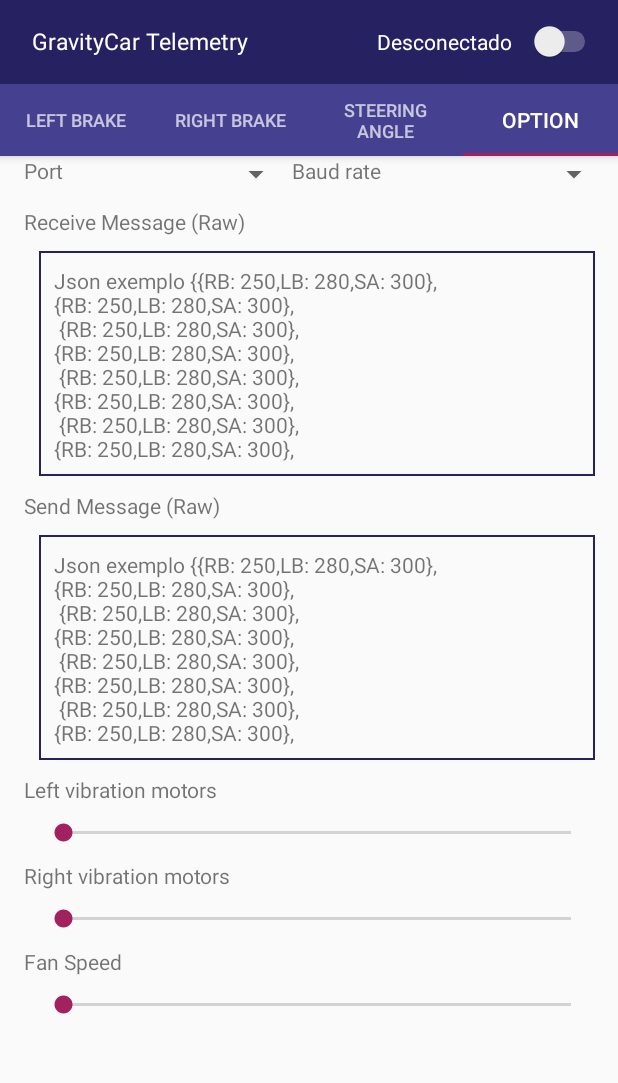
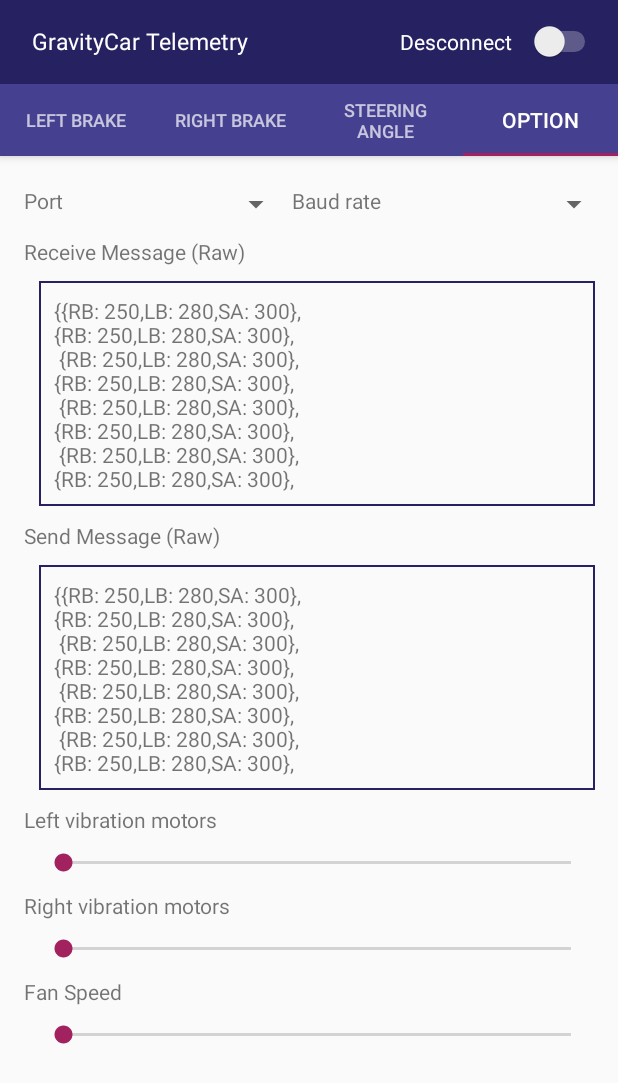
Before and after one commit to MaiaraM/gravity-car-vr-android, an Android app: the screen it shows after launch (MainActivity), tab 4 chosen, on a phone screen of 412 x 824 dp. Shown: the top 1083 px of the screen. Run offline under Robolectric (Android 15) with nearby library versions, the phone set to English and light mode, and no system bars; our stand-ins replace ButterKnife; libraries missing offline, so code that uses them is left out: com.jjoe64.graphview; 4 statements that could not run were skipped.

Commit message:
connect/desconnet

```diff
--- a/app/src/main/java/br/com/galaxyware/androidcar/MainActivity.java
+++ b/app/src/main/java/br/com/galaxyware/androidcar/MainActivity.java
@@ -84,10 +84,10 @@ public class MainActivity extends AppCompatActivity implements CompoundButton.On
     public void onCheckedChanged(CompoundButton buttonView, boolean isChecked) {
 
         if(isChecked){
-            textPower.setText("Conectado");
+            textPower.setText("Connect");
             Toast.makeText(MainActivity.this, "ON", Toast.LENGTH_SHORT).show();
         }else{
-            textPower.setText("Desconectado");
+            textPower.setText("Desconnect");
             Toast.makeText(MainActivity.this, "OFF", Toast.LENGTH_SHORT).show();
         }
 
--- a/app/src/main/res/layout/fragment_messages.xml
+++ b/app/src/main/res/layout/fragment_messages.xml
@@ -5,7 +5,7 @@
     android:layout_height="match_parent"
     tools:context=".Messages"
     android:paddingStart="16dp"
-    android:layout_marginTop="10dp"
+    android:paddingTop="20dp"
     android:paddingEnd="5dp">
 
     <ScrollView
--- a/app/src/main/res/layout/menu_switch.xml
+++ b/app/src/main/res/layout/menu_switch.xml
@@ -4,8 +4,7 @@
     xmlns:tools="http://schemas.android.com/tools"
     android:layout_width="match_parent"
     android:layout_height="wrap_content"
-    android:orientation="horizontal"
-   >
+    android:orientation="horizontal" >
 
     <TextView
         android:layout_width="wrap_content"
@@ -32,7 +31,7 @@
         android:layout_width="wrap_content"
         android:layout_height="wrap_content"
         android:layout_toStartOf="@+id/switchAB"
-        android:text="Desconectado"
+        android:text="Desconnect"
         android:textAlignment="center"
         android:textColor="@color/white"
         android:layout_centerHorizontal="true"
--- a/app/src/main/res/values/strings.xml
+++ b/app/src/main/res/values/strings.xml
@@ -6,7 +6,7 @@
 
     <!-- TODO: Remove or change this placeholder text -->
     <string name="hello_blank_fragment">Hello blank fragment</string>
-    <string name="textExemplo">Json exemplo {{"RB": 250,"LB": 280,"SA": 300}, \n{"RB": 250,"LB": 280,"SA": 300}, \n
+    <string name="textExemplo">{{"RB": 250,"LB": 280,"SA": 300}, \n{"RB": 250,"LB": 280,"SA": 300}, \n
         {"RB": 250,"LB": 280,"SA": 300}, \n{"RB": 250,"LB": 280,"SA": 300}, \n
        {"RB": 250,"LB": 280,"SA": 300}, \n{"RB": 250,"LB": 280,"SA": 300}, \n
         {"RB": 250,"LB": 280,"SA": 300}, \n{"RB": 250,"LB": 280,"SA": 300}, \n
```
